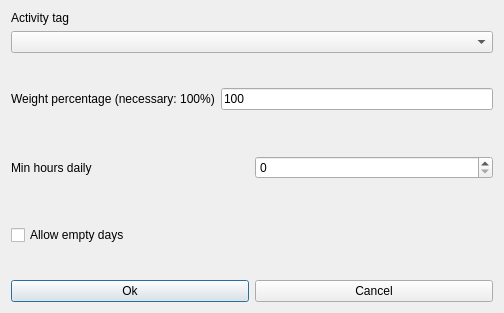
Before: the Qt Designer form fet/src/interface/modifyconstraintteachersactivitytagminhoursdailyform_template.ui in vonmecheln/fet, drawn with Qt 5.
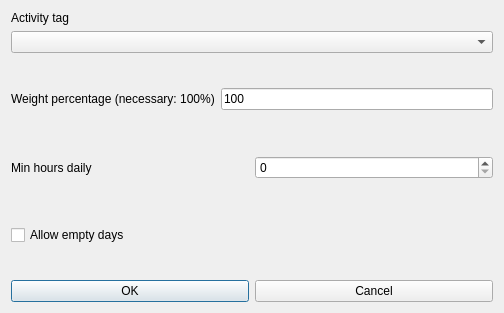
After: the same form once the commit is applied.

The edit to the form file:
```diff
--- a/fet/src/interface/modifyconstraintteachersactivitytagminhoursdailyform_template.ui
+++ b/fet/src/interface/modifyconstraintteachersactivitytagminhoursdailyform_template.ui
@@ -164,7 +164,7 @@
      <item>
       <widget class="QPushButton" name="okPushButton">
        <property name="text">
-        <string>Ok</string>
+        <string>OK</string>
        </property>
       </widget>
      </item>
```
